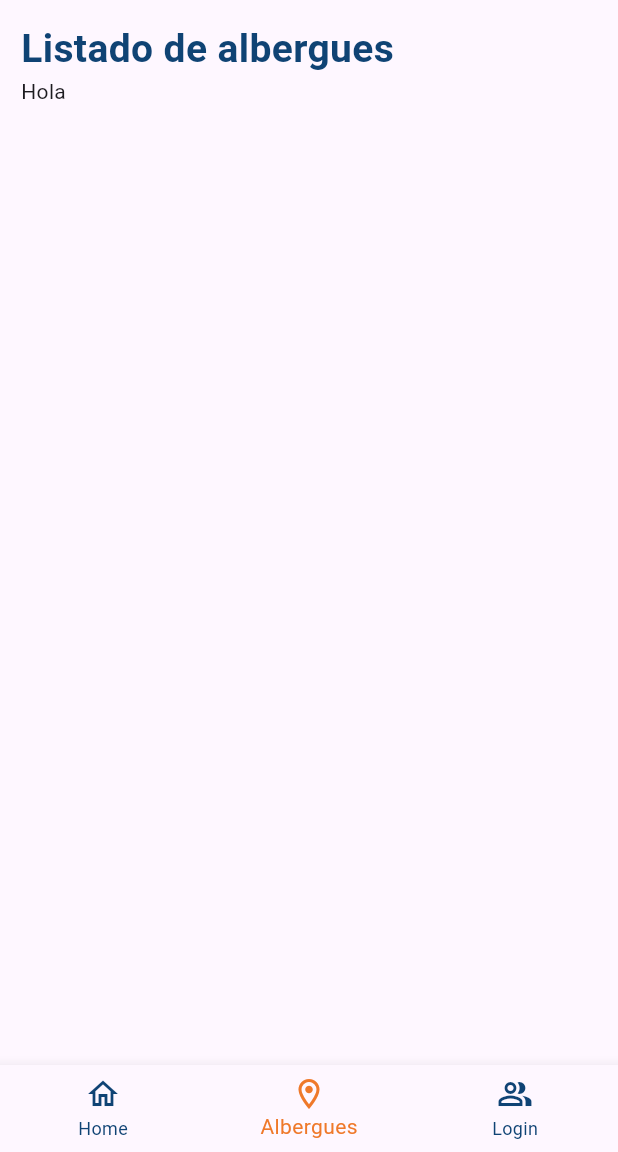
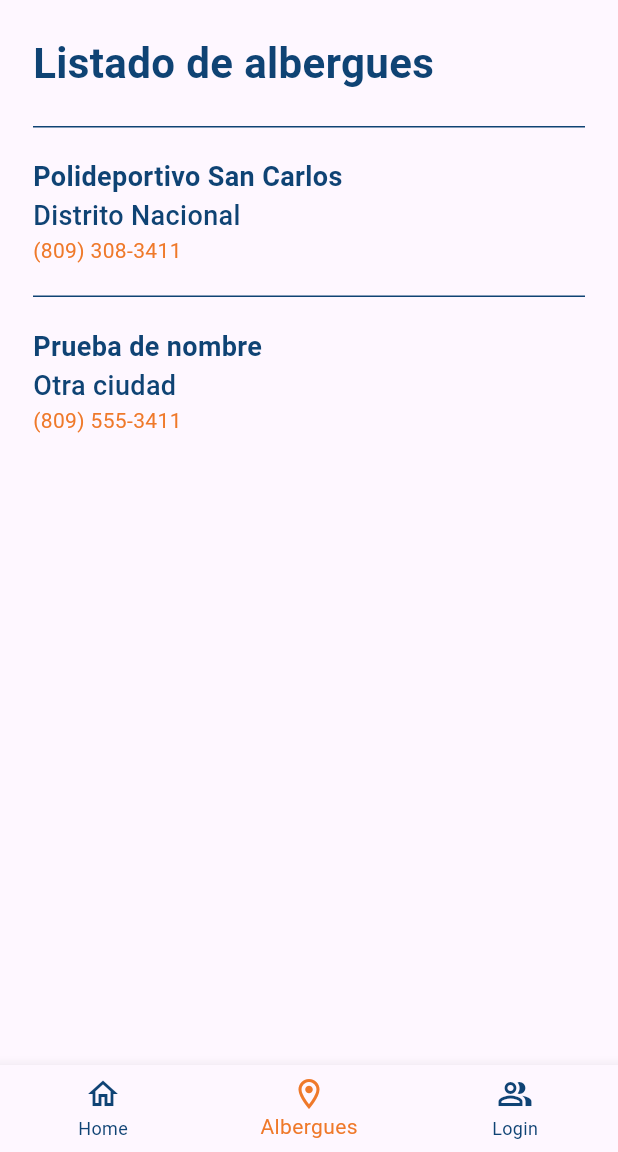
Before and after one commit to EricMota04/defensa_civil, a Flutter app: the screen it shows after launch, item 2 of the bottom bar chosen, on a phone screen of 412 x 824 dp, the part 84-1236 px from its top. Run offline on Flutter 3.47's test engine with Material 3 defaults, Android fonts, the phone set to English and light mode, and no system bars; our stand-ins replace font_awesome_flutter; Roboto replaces fonts that are missing (SanFrancisco).

Commit message:
Added the appbar, homescreen and albergues_screen.dart also added the bottom navigation bar and styles

```diff
--- a/lib/pages/albergues_screen.dart
+++ b/lib/pages/albergues_screen.dart
@@ -1,3 +1,5 @@
+import 'package:defensa_civil/presentation/widgets/AlberguesRows/Albergue.dart';
+import 'package:flutter/cupertino.dart';
 import 'package:flutter/material.dart';
 
 class AlberguesScreen extends StatelessWidget {
@@ -7,26 +9,36 @@ class AlberguesScreen extends StatelessWidget {
   Widget build(BuildContext context) {
     return Container(
       child: Padding(
-        padding: const EdgeInsets.all(14.0),
+        padding: const EdgeInsets.all(22.0),
         child: Column(
+          crossAxisAlignment: CrossAxisAlignment.start,
           children: <Widget>[
-            Row(
+            Text(
+              'Listado de albergues',
+              style: TextStyle(
+                fontSize: 28,
+                fontWeight: FontWeight.bold,
+                color: Color.fromRGBO(15, 67, 116, 1),
+              ),
+            ),
+            SizedBox(
+              height: 22,
+            ),
+            Column(
+              //Aqui debajo van los albergues tomados de la api, posiblemente
+              // recorriendolo con un foreach
               children: [
-                Text('Listado de albergues', style: TextStyle(
-                  fontSize: 26,
-                  fontWeight: FontWeight.bold,
-                  color: Color.fromRGBO(15, 67, 116, 1)
-                ),
-                ),
+                AlbergueRow(
+                    title: 'Polideportivo San Carlos',
+                    city: 'Distrito Nacional',
+                    phoneNumber: '(809) 308-3411'),
+                AlbergueRow(
+                    title: 'Prueba de nombre',
+                    city: 'Otra ciudad',
+                    phoneNumber: '(809) 555-3411')
               ],
             ),
-            Row(
-              children: [
-                Text('Hola')
-              ],
-            )
           ],
-
         ),
       ),
     );
--- /dev/null
+++ b/lib/presentation/widgets/AlberguesRows/Albergue.dart
@@ -0,0 +1,64 @@
+import 'package:flutter/material.dart';
+
+class AlbergueRow extends StatefulWidget {
+  // Variables
+  final dynamic title;
+  final dynamic city;
+  final dynamic phoneNumber;
+
+  const AlbergueRow({
+    required this.title,
+    required this.city,
+    required this.phoneNumber,
+  });
+
+  @override
+  State<AlbergueRow> createState() => AlbergueRowDesign();
+}
+
+class AlbergueRowDesign extends State<AlbergueRow> {
+  @override
+  Widget build(BuildContext context) {
+    return Container(
+      decoration: BoxDecoration(
+          border: Border(
+              top: BorderSide(
+        color: Color.fromRGBO(15, 67, 116, 1),
+        width: 1.0,
+      ))),
+      child: Padding(
+        padding: const EdgeInsets.only(top: 20, bottom: 20),
+        child: Row(
+          children: <Widget>[
+            Column(
+              crossAxisAlignment: CrossAxisAlignment.start,
+              children: [
+                Text(
+                  widget.title,
+                  style: TextStyle(
+                      fontSize: 18,
+                      color: Color.fromRGBO(15, 67, 116, 1),
+                      fontWeight: FontWeight.w700),
+                ),
+                Text(
+                  widget.city,
+                  style: TextStyle(
+                      fontWeight: FontWeight.w500,
+                      fontSize: 18,
+                      color: Color.fromRGBO(15, 67, 116, 1)),
+                ),
+                Text(
+                  widget.phoneNumber,
+                  style: TextStyle(
+                      fontWeight: FontWeight.w400,
+                      fontSize: 14,
+                      color: Color.fromRGBO(239, 121, 42, 1)),
+                )
+              ],
+            )
+          ],
+        ),
+      ),
+    );
+  }
+}
```
